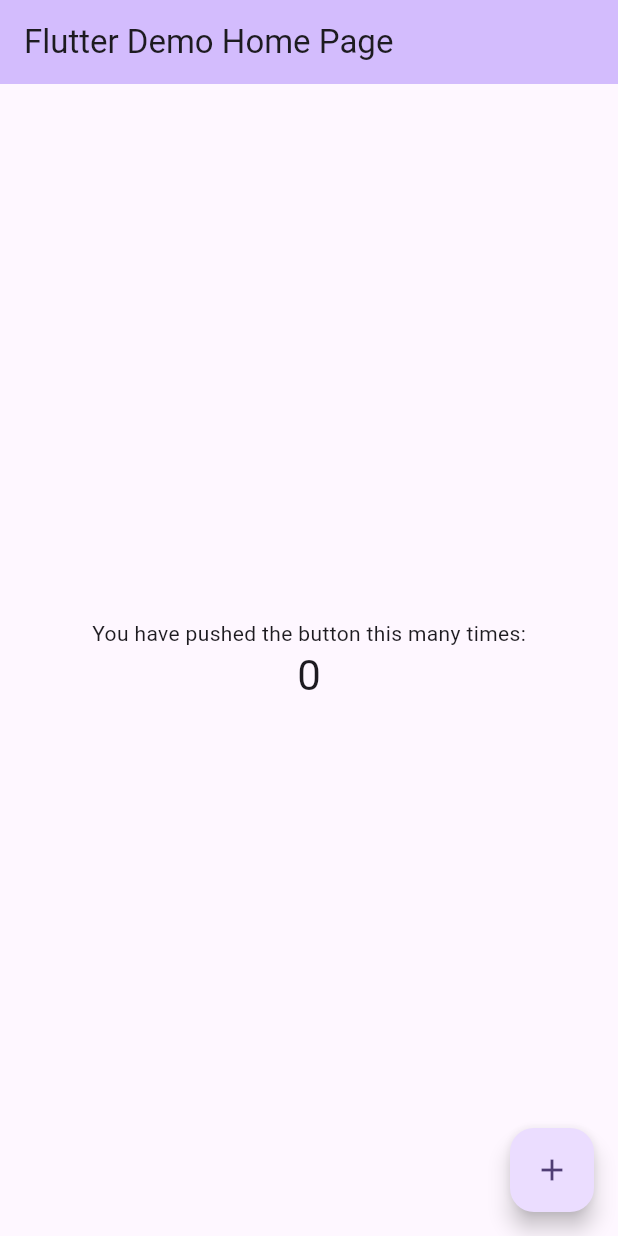
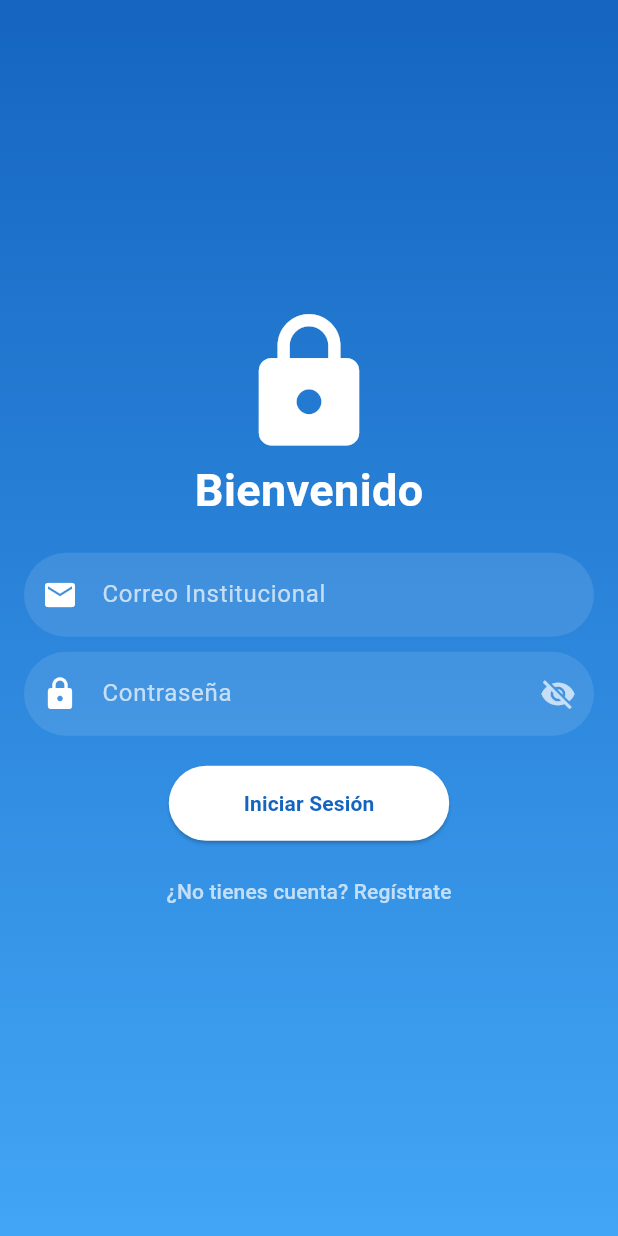
Before and after one commit to cristiandelcidd/login-app-flutter, a Flutter app: the screen it shows after launch, on a phone screen of 412 x 824 dp. Run offline on Flutter 3.47's test engine with Material 3 defaults, Android fonts, the phone set to English and light mode, and no system bars; our stand-ins replace go_router.

```diff
--- a/lib/main.dart
+++ b/lib/main.dart
@@ -1,125 +1,40 @@
 import 'package:flutter/material.dart';
+import 'package:go_router/go_router.dart';
 
-void main() {
-  runApp(const MyApp());
-}
+import 'package:login_app/modules/pages/login_page.dart';
+
+void main() => runApp(const MyApp());
+
+final GoRouter _router = GoRouter(
+  initialLocation: '/',
+  routes: [
+    GoRoute(
+      path: '/',
+      builder: (context, state) => const LoginScreen(),
+    ),
+    // GoRoute(
+    //   path: '/register',
+    //   builder: (context, state) => const RegisterScreen(),
+    // ),
+    // GoRoute(
+    //   path: '/home',
+    //   builder: (context, state) {
+    //     final email = state.extra as String? ?? 'Usuario';
+    //     return HomeScreen(email: email);
+    //   },
+    // ),
+  ],
+);
 
 class MyApp extends StatelessWidget {
   const MyApp({super.key});
 
-  // This widget is the root of your application.
   @override
   Widget build(BuildContext context) {
-    return MaterialApp(
-      title: 'Flutter Demo',
-      theme: ThemeData(
-        // This is the theme of your application.
-        //
-        // TRY THIS: Try running your application with "flutter run". You'll see
-        // the application has a purple toolbar. Then, without quitting the app,
-        // try changing the seedColor in the colorScheme below to Colors.green
-        // and then invoke "hot reload" (save your changes or press the "hot
-        // reload" button in a Flutter-supported IDE, or press "r" if you used
-        // the command line to start the app).
-        //
-        // Notice that the counter didn't reset back to zero; the application
-        // state is not lost during the reload. To reset the state, use hot
-        // restart instead.
-        //
-        // This works for code too, not just values: Most code changes can be
-        // tested with just a hot reload.
-        colorScheme: ColorScheme.fromSeed(seedColor: Colors.deepPurple),
-        useMaterial3: true,
-      ),
-      home: const MyHomePage(title: 'Flutter Demo Home Page'),
+    return MaterialApp.router(
+      title: 'Login Task App',
+      debugShowCheckedModeBanner: false,
+      routerConfig: _router,
     );
   }
 }
-
-class MyHomePage extends StatefulWidget {
-  const MyHomePage({super.key, required this.title});
-
-  // This widget is the home page of your application. It is stateful, meaning
-  // that it has a State object (defined below) that contains fields that affect
-  // how it looks.
-
-  // This class is the configuration for the state. It holds the values (in this
-  // case the title) provided by the parent (in this case the App widget) and
-  // used by the build method of the State. Fields in a Widget subclass are
-  // always marked "final".
-
-  final String title;
-
-  @override
-  State<MyHomePage> createState() => _MyHomePageState();
-}
-
-class _MyHomePageState extends State<MyHomePage> {
-  int _counter = 0;
-
-  void _incrementCounter() {
-    setState(() {
-      // This call to setState tells the Flutter framework that something has
-      // changed in this State, which causes it to rerun the build method below
-      // so that the display can reflect the updated values. If we changed
-      // _counter without calling setState(), then the build method would not be
-      // called again, and so nothing would appear to happen.
-      _counter++;
-    });
-  }
-
-  @override
-  Widget build(BuildContext context) {
-    // This method is rerun every time setState is called, for instance as done
-    // by the _incrementCounter method above.
-    //
-    // The Flutter framework has been optimized to make rerunning build methods
-    // fast, so that you can just rebuild anything that needs updating rather
-    // than having to individually change instances of widgets.
-    return Scaffold(
-      appBar: AppBar(
-        // TRY THIS: Try changing the color here to a specific color (to
-        // Colors.amber, perhaps?) and trigger a hot reload to see the AppBar
-        // change color while the other colors stay the same.
-        backgroundColor: Theme.of(context).colorScheme.inversePrimary,
-        // Here we take the value from the MyHomePage object that was created by
-        // the App.build method, and use it to set our appbar title.
-        title: Text(widget.title),
-      ),
-      body: Center(
-        // Center is a layout widget. It takes a single child and positions it
-        // in the middle of the parent.
-        child: Column(
-          // Column is also a layout widget. It takes a list of children and
-          // arranges them vertically. By default, it sizes itself to fit its
-          // children horizontally, and tries to be as tall as its parent.
-          //
-          // Column has various properties to control how it sizes itself and
-          // how it positions its children. Here we use mainAxisAlignment to
-          // center the children vertically; the main axis here is the vertical
-          // axis because Columns are vertical (the cross axis would be
-          // horizontal).
-          //
-          // TRY THIS: Invoke "debug painting" (choose the "Toggle Debug Paint"
-          // action in the IDE, or press "p" in the console), to see the
-          // wireframe for each widget.
-          mainAxisAlignment: MainAxisAlignment.center,
-          children: <Widget>[
-            const Text(
-              'You have pushed the button this many times:',
-            ),
-            Text(
-              '$_counter',
-              style: Theme.of(context).textTheme.headlineMedium,
-            ),
-          ],
-        ),
-      ),
-      floatingActionButton: FloatingActionButton(
-        onPressed: _incrementCounter,
-        tooltip: 'Increment',
-        child: const Icon(Icons.add),
-      ), // This trailing comma makes auto-formatting nicer for build methods.
-    );
-  }
-}
--- /dev/null
+++ b/lib/modules/pages/login_page.dart
@@ -0,0 +1,146 @@
+import 'package:flutter/material.dart';
+import 'package:go_router/go_router.dart';
+
+class LoginScreen extends StatefulWidget {
+  const LoginScreen({super.key});
+
+  @override
+  State<LoginScreen> createState() => _LoginScreenState();
+}
+
+class _LoginScreenState extends State<LoginScreen> {
+  final _emailController = TextEditingController();
+  final _passwordController = TextEditingController();
+  bool _isPasswordVisible = false;
+
+  void _login() {
+    final email = _emailController.text.trim();
+    final password = _passwordController.text.trim();
+
+    if (email.isEmpty || password.isEmpty) {
+      _showMessage('Por favor, completa todos los campos');
+    } else if (!email.contains('@unah.edu.hn') && !email.contains('@unah.hn')) {
+      _showMessage('Usa un correo institucional válido');
+    } else if (password != '20142002062') {
+      _showMessage('Credenciales incorrectas');
+    } else {
+      context.go('/home', extra: email);
+    }
+  }
+
+  void _showMessage(String message) {
+    ScaffoldMessenger.of(context)
+        .showSnackBar(SnackBar(content: Text(message)));
+  }
+
+  @override
+  Widget build(BuildContext context) {
+    return Scaffold(
+      body: Container(
+        decoration: BoxDecoration(
+          gradient: LinearGradient(
+            colors: [Colors.blue.shade800, Colors.blue.shade400],
+            begin: Alignment.topCenter,
+            end: Alignment.bottomCenter,
+          ),
+        ),
+        child: Center(
+          child: SingleChildScrollView(
+            child: Padding(
+              padding: const EdgeInsets.all(16.0),
+              child: Column(
+                mainAxisAlignment: MainAxisAlignment.center,
+                children: [
+                  const Icon(Icons.lock, size: 100, color: Colors.white),
+                  const Text(
+                    'Bienvenido',
+                    style: TextStyle(
+                      fontSize: 30,
+                      fontWeight: FontWeight.bold,
+                      color: Colors.white,
+                    ),
+                  ),
+                  const SizedBox(height: 20),
+                  TextField(
+                    controller: _emailController,
+                    decoration: InputDecoration(
+                      hintText: 'Correo Institucional',
+                      hintStyle: const TextStyle(color: Colors.white70),
+                      filled: true,
+                      fillColor: Colors.white.withOpacity(0.1),
+                      border: OutlineInputBorder(
+                        borderRadius: BorderRadius.circular(30),
+                        borderSide: BorderSide.none,
+                      ),
+                      prefixIcon: const Icon(Icons.email, color: Colors.white),
+                    ),
+                    style: const TextStyle(color: Colors.white),
+                  ),
+                  const SizedBox(height: 10),
+                  TextField(
+                    controller: _passwordController,
+                    obscureText: !_isPasswordVisible,
+                    decoration: InputDecoration(
+                      hintText: 'Contraseña',
+                      hintStyle: const TextStyle(color: Colors.white70),
+                      filled: true,
+                      fillColor: Colors.white.withOpacity(0.1),
+                      border: OutlineInputBorder(
+                        borderRadius: BorderRadius.circular(30),
+                        borderSide: BorderSide.none,
+                      ),
+                      prefixIcon: const Icon(Icons.lock, color: Colors.white),
+                      suffixIcon: IconButton(
+                        icon: Icon(
+                          _isPasswordVisible
+                              ? Icons.visibility
+                              : Icons.visibility_off,
+                          color: Colors.white70,
+                        ),
+                        onPressed: () {
+                          setState(() {
+                            _isPasswordVisible = !_isPasswordVisible;
+                          });
+                        },
+                      ),
+                    ),
+                    style: const TextStyle(color: Colors.white),
+                  ),
+                  const SizedBox(height: 20),
+                  ElevatedButton(
+                    onPressed: _login,
+                    style: ElevatedButton.styleFrom(
+                      padding: const EdgeInsets.symmetric(
+                          horizontal: 50, vertical: 15),
+                      shape: RoundedRectangleBorder(
+                        borderRadius: BorderRadius.circular(30),
+                      ),
+                      backgroundColor: Colors.white,
+                    ),
+                    child: Text(
+                      'Iniciar Sesión',
+                      style: TextStyle(
+                        color: Colors.blue.shade800,
+                        fontWeight: FontWeight.bold,
+                      ),
+                    ),
+                  ),
+                  const SizedBox(height: 10),
+                  TextButton(
+                    onPressed: () {
+                      context.go('/register');
+                    },
+                    child: const Text(
+                      '¿No tienes cuenta? Regístrate',
+                      style: TextStyle(color: Colors.white70),
+                    ),
+                  ),
+                ],
+              ),
+            ),
+          ),
+        ),
+      ),
+    );
+  }
+}
--- a/pubspec.yaml
+++ b/pubspec.yaml
@@ -35,6 +35,7 @@ dependencies:
   # The following adds the Cupertino Icons font to your application.
   # Use with the CupertinoIcons class for iOS style icons.
   cupertino_icons: ^1.0.8
+  go_router: ^14.6.0
 
 dev_dependencies:
   flutter_test:
```
Also changed, not shown: lib/modules/pages/home_page.dart (added), lib/modules/pages/register_page.dart (added), pubspec.lock, 1 other file.
